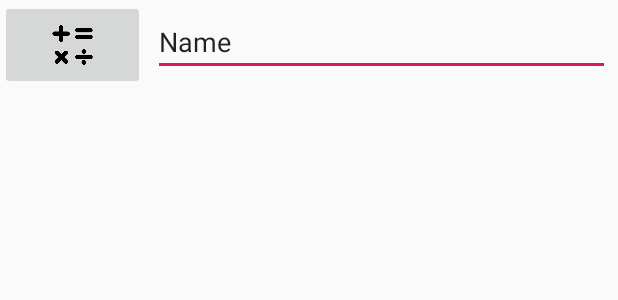
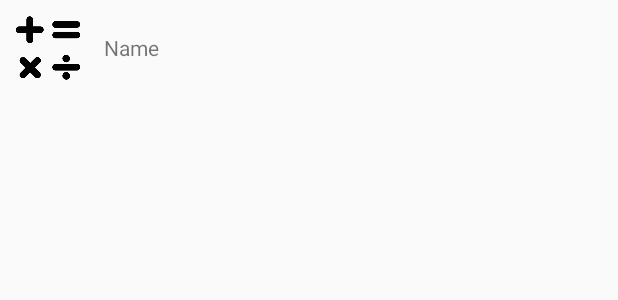
Before and after one commit to Bondzio/BasicApp, an Android app: the layout custom_row.xml on its own in the app's theme, with its tools: preview values and no code run, on a phone screen of 412 x 824 dp. Shown: the top 300 px of the screen. Run offline under Robolectric (Android 15) with nearby library versions, the phone set to English and light mode, and no system bars.

Commit message:
issues-f fixes

```diff
--- a/app/src/main/res/layout/activity_table_of_content.xml
+++ b/app/src/main/res/layout/activity_table_of_content.xml
@@ -9,8 +9,6 @@
     <ListView
         android:id="@+id/TableListView"
         android:layout_width="match_parent"
-        android:layout_height="match_parent"
-        tools:layout_editor_absoluteX="0dp"
-        tools:layout_editor_absoluteY="0dp"></ListView>
+        android:layout_height="match_parent" />
 
 </androidx.constraintlayout.widget.ConstraintLayout>
--- a/app/src/main/res/layout/custom_row.xml
+++ b/app/src/main/res/layout/custom_row.xml
@@ -1,25 +1,30 @@
 <?xml version="1.0" encoding="utf-8"?>
-<LinearLayout xmlns:android="http://schemas.android.com/apk/res/android"
+<RelativeLayout xmlns:android="http://schemas.android.com/apk/res/android"
     xmlns:app="http://schemas.android.com/apk/res-auto"
-    android:orientation="horizontal" android:layout_width="match_parent"
-    android:layout_height="match_parent">
+    android:layout_width="match_parent"
+    android:layout_height="wrap_content"
+    android:clickable="true"
+    android:descendantFocusability="blocksDescendants"
+    android:orientation="horizontal">
 
-    <ImageButton
+    <ImageView
         android:id="@+id/TableImageButton"
-        style="@style/Widget.AppCompat.ImageButton"
-        android:layout_width="5dp"
-        android:layout_height="60dp"
+        android:layout_width="64dp"
+        android:layout_height="64dp"
         android:layout_weight="1"
         android:scaleType="fitCenter"
         app:srcCompat="@drawable/maths" />
 
-    <EditText
+    <TextView
         android:id="@+id/TextField"
         android:layout_width="wrap_content"
         android:layout_height="wrap_content"
+        android:layout_centerVertical="true"
+        android:layout_gravity="center_vertical"
         android:layout_margin="5dp"
+        android:layout_toRightOf="@id/TableImageButton"
         android:layout_weight="1"
         android:ems="10"
         android:inputType="textPersonName"
         android:text="Name" />
-</LinearLayout>
+</RelativeLayout>
```
Also changed, not shown: app/src/main/java/com/example/basicapp/CustomAdapter.java (+16 -0 lines), app/src/main/java/com/example/basicapp/HomeActivity.java (+4 -5 lines), app/src/main/java/com/example/basicapp/MainActivity.java (+4 -5 lines), app/src/main/java/com/example/basicapp/TableOfContent.java (+35 -32 lines).
